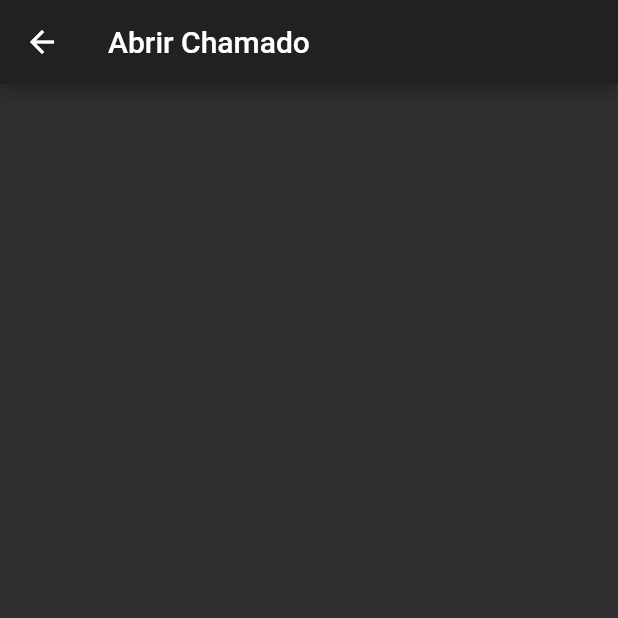
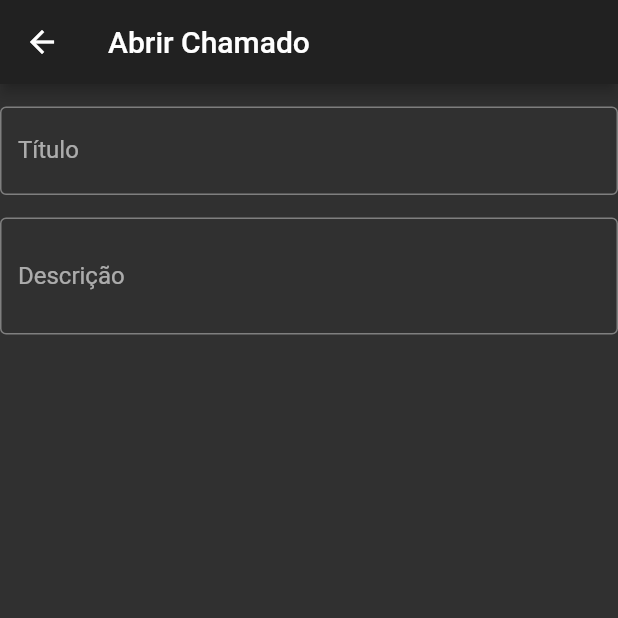
Before and after one commit to mateusconrad/helptask, a Flutter app: the AbrirChamado screen opened directly, on a phone screen of 412 x 824 dp, the top half of it. Run offline on Flutter 3.47's test engine with Material 2 defaults, Android fonts, the phone set to English and light mode, and no system bars.

Commit message:
add campos titulo e descricao na tela abrir chamados

```diff
--- a/lib/abrir_chamado.dart
+++ b/lib/abrir_chamado.dart
@@ -8,6 +8,9 @@ class AbrirChamado extends StatefulWidget {
 }
 
 class _AbrirChamadoState extends State<AbrirChamado> {
+
+
+
   @override
   Widget build(BuildContext context) {
     return Scaffold(
@@ -15,9 +18,44 @@ class _AbrirChamadoState extends State<AbrirChamado> {
         title: Text("Abrir Chamado"),
       ),
       body: Column(
+        children: <Widget>[
+          SizedBox(height: 15,),
+          _textoChamado("Título"),
+          SizedBox(height: 15,),
+          _textoDescr("Descrição"),
+          Row(
+            children: <Widget>[
 
+            ],
+          )
+        ],
       ),
 
     );
   }
+
+
+  TextFormField _textoChamado(String label) {
+    return TextFormField(
+          decoration: InputDecoration(
+            labelText: label,
+              border: OutlineInputBorder(
+
+              )
+          ),
+        );
+  }
+  TextField _textoDescr(String label) {
+    return TextField(
+      keyboardType: TextInputType.multiline,
+      minLines: 2,
+      maxLines: 10,
+      decoration: InputDecoration(
+        labelText: label,
+        border: OutlineInputBorder(
+
+        )
+      ),
+    );
+  }
 }
--- a/lib/login.dart
+++ b/lib/login.dart
@@ -27,10 +27,14 @@ class _LoginState extends State<Login> {
             crossAxisAlignment: CrossAxisAlignment.center,
             mainAxisAlignment: MainAxisAlignment.center,
             children: <Widget>[
+              SizedBox(height: 100),
               ClipRRect(
                   borderRadius: BorderRadius.circular(30),
-                  child: Image.asset("images/abase.jpg", height: 200,)),
-              SizedBox(height:50),
+                  child: Image.asset(
+                    "images/abase.jpg",
+                    height: 200,
+                  )),
+              SizedBox(height: 50),
               _widgetText(iconField = Icons.person, "login", "Digite o usuário",
                   controller: _cLogin),
               SizedBox(height: 15.0),
@@ -53,9 +57,9 @@ class _LoginState extends State<Login> {
     ));
   }
 
-  Material _loginButton(BuildContext context, String label ) {
+  Material _loginButton(BuildContext context, String label) {
     return Material(
-              elevation: 5.0,
+      elevation: 10,
       borderRadius: BorderRadius.circular(30.0),
       color: Colors.tealAccent,
       child: MaterialButton(
@@ -63,15 +67,12 @@ class _LoginState extends State<Login> {
         padding: EdgeInsets.fromLTRB(20.0, 15.0, 20.0, 15.0),
         onPressed: () {
           Navigator.push(
-                        context,
-                        MaterialPageRoute(
-                            builder: (context) => TabBarHome()));
+              context, MaterialPageRoute(builder: (context) => TabBarHome()));
         },
-                  child: Text(label,
-                  style: TextStyle(
-                    color: Colors.black
-                  ),),
-
+        child: Text(
+          label,
+          style: TextStyle(color: Colors.black),
+        ),
       ),
     );
   }
@@ -83,7 +84,8 @@ class _LoginState extends State<Login> {
       obscureText: password,
       decoration: InputDecoration(
         border: OutlineInputBorder(
-          borderRadius: BorderRadius.all(Radius.circular(50),
+          borderRadius: BorderRadius.all(
+            Radius.circular(50),
           ),
         ),
         filled: true,
```
Lines whose indentation alone changed are shown as unchanged.
